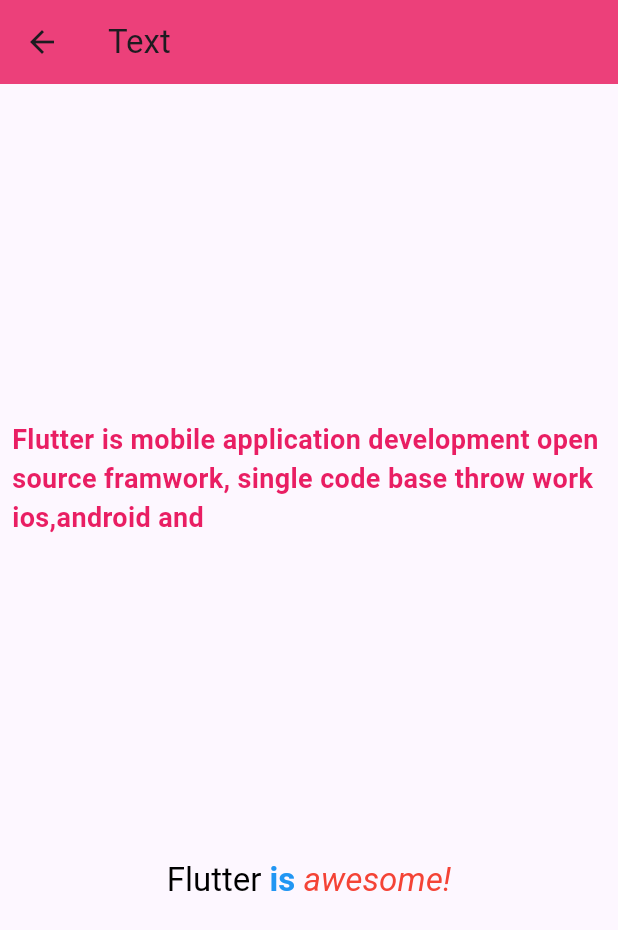
After one commit to TushalKaklottar/practice_code, a Flutter app: the TextWidget screen opened by its route, on a phone screen of 412 x 824 dp. The commit adds this screen. Shown: the top 930 px of the screen. Run offline on Flutter 3.47's test engine with Material 3 defaults, Android fonts, the phone set to English and light mode, and no system bars.

Commit message:
28-03-2025 || KT

```diff
--- /dev/null
+++ b/lib/modules/text/text_widget.dart
@@ -0,0 +1,51 @@
+import 'package:flutter/material.dart';
+
+class TextWidget extends StatelessWidget {
+  const TextWidget({super.key});
+
+  @override
+  Widget build(BuildContext context) {
+    return Scaffold(
+      appBar: AppBar(
+        backgroundColor: Colors.pink.shade400,
+        title: const Text("Text"),
+      ),
+      body: Padding(
+        padding: EdgeInsets.all(8),
+        child: Column(
+          mainAxisAlignment: MainAxisAlignment.spaceEvenly,
+          children: [
+            Text(
+              "Flutter is mobile application development open source framwork, single code base throw work ios,android and ",
+              overflow: TextOverflow.ellipsis,
+              maxLines: 3,
+              style: TextStyle(
+                color: Colors.pink,
+                fontSize: 18,
+                fontWeight: FontWeight.bold,
+              ),
+            ),
+            RichText(
+              text: TextSpan(
+                text: 'Flutter ',
+                style: TextStyle(fontSize: 22, color: Colors.black),
+                children: [
+                  TextSpan(
+                    text: 'is ',
+                    style: TextStyle(
+                        fontWeight: FontWeight.bold, color: Colors.blue),
+                  ),
+                  TextSpan(
+                    text: 'awesome!',
+                    style: TextStyle(
+                        fontStyle: FontStyle.italic, color: Colors.red),
+                  ),
+                ],
+              ),
+            )
+          ],
+        ),
+      ),
+    );
+  }
+}
```
Also changed, not shown: lib/main.dart (+10 -0 lines), lib/modules/IntrinsicWidget/Intrinsic_widget.dart (added, +25 -0 lines), lib/modules/aspectRatio/aspect_ratio_widget.dart (added, +28 -0 lines), lib/modules/grid_widget/grid_view.dart (added, +35 -0 lines), lib/modules/hero/hero_widget.dart (added, +54 -0 lines), lib/modules/home/home_view.dart (+7 -0 lines).
